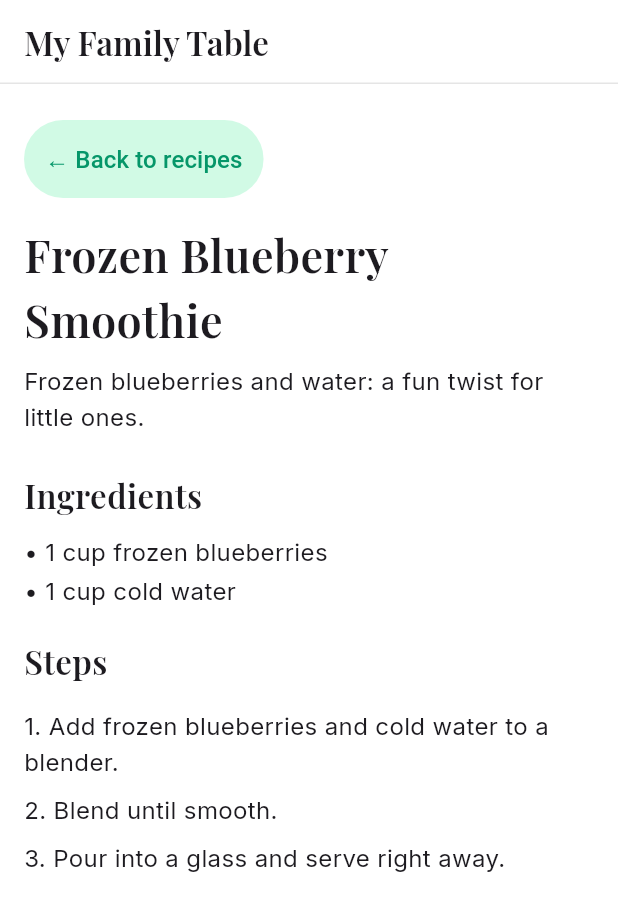
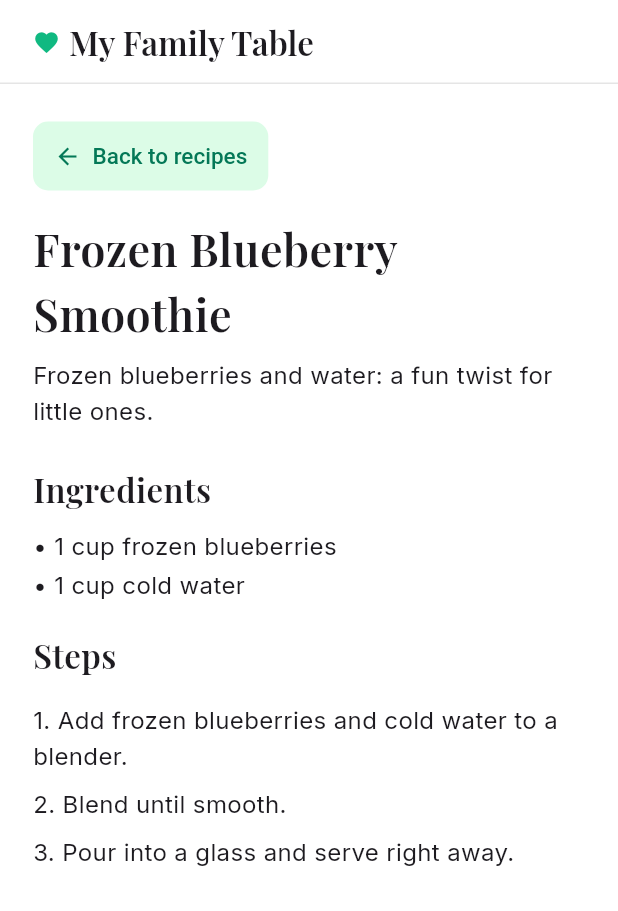
Before and after one commit to d-lukianenko/my-family-table-flutter, a Flutter app: the screen it shows after launch, after a tap on "Frozen Blueberry Smoothie", on a phone screen of 412 x 824 dp. Shown: the top 911 px of the screen. Run offline on Flutter 3.47's test engine with Material 3 defaults, Android fonts, the phone set to English and light mode, and no system bars; our stand-ins replace go_router, google_fonts; network calls fail.

Commit message:
feat(ui): update back button style and add heart icon to app bar

```diff
--- a/lib/ui/core/my_family_table_app_bar.dart
+++ b/lib/ui/core/my_family_table_app_bar.dart
@@ -22,12 +22,21 @@ class MyFamilyTableAppBar extends StatelessWidget
         hoverColor: Colors.transparent,
         splashColor: Colors.transparent,
         highlightColor: Colors.transparent,
-        child: Text(
-          'My Family Table',
-          style: GoogleFonts.playfairDisplay(
-            fontSize: 22,
-            fontWeight: FontWeight.w600,
-          ),
+        child: Row(
+          mainAxisSize: MainAxisSize.min,
+          crossAxisAlignment: CrossAxisAlignment.center,
+          children: [
+            const SizedBox(width: 6),
+            const Icon(Icons.favorite, color: Color(0xFF10B981), size: 18),
+            const SizedBox(width: 6),
+            Text(
+              'My Family Table',
+              style: GoogleFonts.playfairDisplay(
+                fontSize: 22,
+                fontWeight: FontWeight.w600,
+              ),
+            ),
+          ],
         ),
       ),
     );
--- a/lib/ui/pages/recipe_details_page.dart
+++ b/lib/ui/pages/recipe_details_page.dart
@@ -24,27 +24,30 @@ class RecipeDetailPage extends StatelessWidget {
       body: SafeArea(
         child: LayoutBuilder(
           builder: (context, constraints) {
-            final isSmallScreen = constraints.maxWidth < 600;
-            final topPadding = isSmallScreen ? 24.0 : 48.0;
             return Align(
               alignment: Alignment.topCenter,
               child: SingleChildScrollView(
-                padding: EdgeInsets.fromLTRB(16, topPadding, 16, 64),
+                padding: EdgeInsets.fromLTRB(22, 24, 16, 32),
                 child: ConstrainedBox(
-                  constraints: const BoxConstraints(maxWidth: 768),
+                  constraints: const BoxConstraints(maxWidth: 640),
                   child: Column(
                     crossAxisAlignment: CrossAxisAlignment.start,
                     children: [
-                      TextButton(
+                      TextButton.icon(
                         onPressed: () => context.go('/recipes'),
+                        icon: const Icon(Icons.arrow_back, size: 18),
+                        label: const Text('Back to recipes'),
                         style: TextButton.styleFrom(
-                          foregroundColor: const Color(0xFF059669),
-                          backgroundColor: const Color(0xFFD1FAE5),
+                          foregroundColor: const Color(0xFF047857),
+                          backgroundColor: const Color(0xFFDCFCE7),
                           padding: const EdgeInsets.all(14),
-                        ),
-                        child: const Text(
-                          '← Back to recipes',
-                          style: TextStyle(fontSize: 16),
+                          textStyle: const TextStyle(
+                            fontSize: 15,
+                            fontWeight: FontWeight.w500,
+                          ),
+                          shape: RoundedRectangleBorder(
+                            borderRadius: BorderRadius.circular(10),
+                          ),
                         ),
                       ),
 
```
